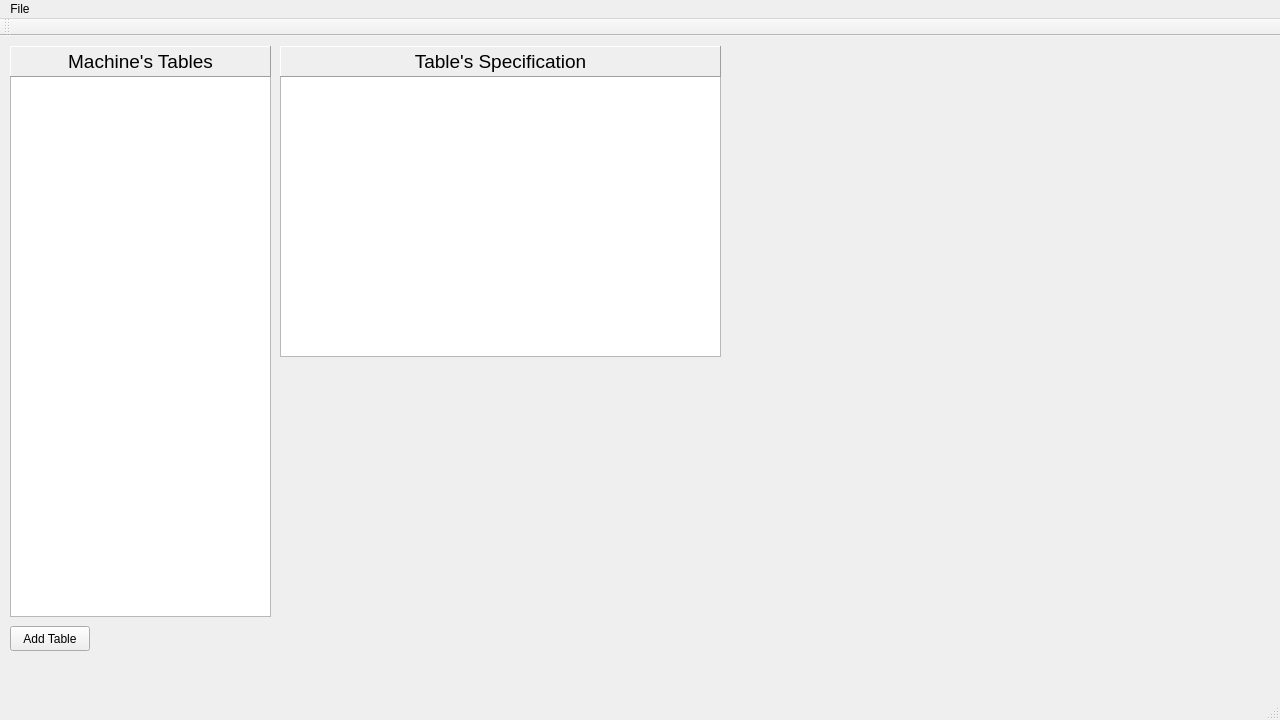
Qt form Qt/TuringsMachineSimulator/usermachines.ui (fabioalves98/TuringsMachineGenerator) before a commit.
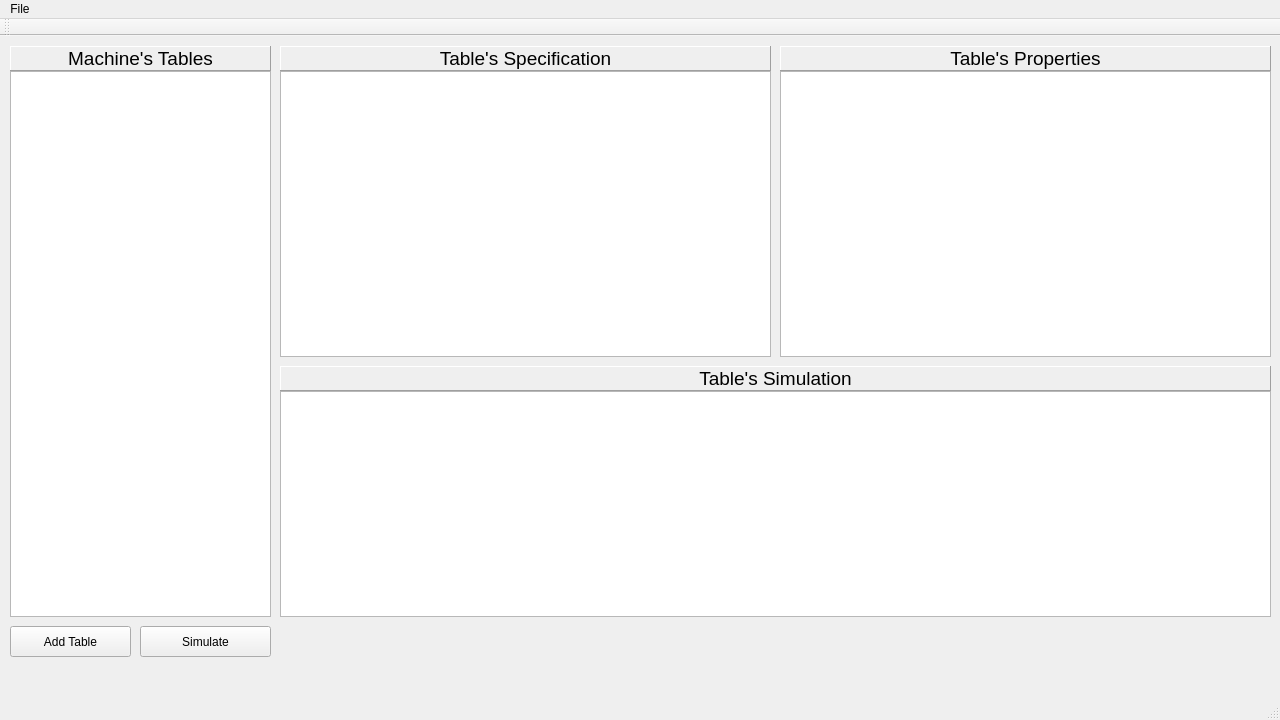
The same form after that commit.

Commit message: Table's Info is displayed. Can't display simulationn yet

```diff
--- a/Qt/TuringsMachineSimulator/usermachines.ui
+++ b/Qt/TuringsMachineSimulator/usermachines.ui
@@ -19,33 +19,48 @@
      <rect>
       <x>10</x>
       <y>590</y>
-      <width>80</width>
-      <height>25</height>
+      <width>121</width>
+      <height>31</height>
      </rect>
     </property>
     <property name="text">
      <string>Add Table</string>
     </property>
    </widget>
-   <widget class="QListWidget" name="tableList">
+   <widget class="QPushButton" name="simBt">
     <property name="geometry">
      <rect>
-      <x>10</x>
-      <y>40</y>
-      <width>261</width>
-      <height>541</height>
+      <x>140</x>
+      <y>590</y>
+      <width>131</width>
+      <height>31</height>
      </rect>
     </property>
+    <property name="minimumSize">
+     <size>
+      <width>0</width>
+      <height>0</height>
+     </size>
+    </property>
+    <property name="text">
+     <string>Simulate</string>
+    </property>
    </widget>
-   <widget class="QLabel" name="label">
+   <widget class="QWidget" name="">
     <property name="geometry">
      <rect>
-      <x>10</x>
+      <x>780</x>
       <y>10</y>
-      <width>261</width>
-      <height>31</height>
+      <width>491</width>
+      <height>311</height>
      </rect>
     </property>
+    <layout class="QVBoxLayout" name="Properties">
+     <property name="spacing">
+      <number>0</number>
+     </property>
+     <item>
+      <widget class="QLabel" name="propLabel">
     <property name="font">
      <font>
       <pointsize>14</pointsize>
@@ -58,31 +73,33 @@
      <enum>QFrame::Raised</enum>
     </property>
     <property name="text">
-     <string>Machine's Tables</string>
+        <string>Table's Properties</string>
     </property>
     <property name="alignment">
      <set>Qt::AlignCenter</set>
     </property>
    </widget>
-   <widget class="QTableWidget" name="tableView">
-    <property name="geometry">
-     <rect>
-      <x>280</x>
-      <y>40</y>
-      <width>441</width>
-      <height>281</height>
-     </rect>
-    </property>
+     </item>
+     <item>
+      <widget class="QListWidget" name="propList"/>
+     </item>
+    </layout>
    </widget>
-   <widget class="QLabel" name="label_2">
+   <widget class="QWidget" name="">
     <property name="geometry">
      <rect>
       <x>280</x>
       <y>10</y>
-      <width>441</width>
-      <height>31</height>
+      <width>491</width>
+      <height>311</height>
      </rect>
     </property>
+    <layout class="QVBoxLayout" name="Specs">
+     <property name="spacing">
+      <number>0</number>
+     </property>
+     <item>
+      <widget class="QLabel" name="tableLabel">
     <property name="font">
      <font>
       <pointsize>14</pointsize>
@@ -101,6 +118,90 @@
      <set>Qt::AlignCenter</set>
     </property>
    </widget>
+     </item>
+     <item>
+      <widget class="QTableWidget" name="tableView"/>
+     </item>
+    </layout>
+   </widget>
+   <widget class="QWidget" name="">
+    <property name="geometry">
+     <rect>
+      <x>10</x>
+      <y>10</y>
+      <width>261</width>
+      <height>571</height>
+     </rect>
+    </property>
+    <layout class="QVBoxLayout" name="Tables">
+     <property name="spacing">
+      <number>0</number>
+     </property>
+     <item>
+      <widget class="QLabel" name="tablesLabel">
+       <property name="font">
+        <font>
+         <pointsize>14</pointsize>
+        </font>
+       </property>
+       <property name="frameShape">
+        <enum>QFrame::Panel</enum>
+       </property>
+       <property name="frameShadow">
+        <enum>QFrame::Raised</enum>
+       </property>
+       <property name="text">
+        <string>Machine's Tables</string>
+       </property>
+       <property name="alignment">
+        <set>Qt::AlignCenter</set>
+       </property>
+      </widget>
+     </item>
+     <item>
+      <widget class="QListWidget" name="tablesList"/>
+     </item>
+    </layout>
+   </widget>
+   <widget class="QWidget" name="">
+    <property name="geometry">
+     <rect>
+      <x>280</x>
+      <y>330</y>
+      <width>991</width>
+      <height>251</height>
+     </rect>
+    </property>
+    <layout class="QVBoxLayout" name="Simulation">
+     <property name="spacing">
+      <number>0</number>
+     </property>
+     <item>
+      <widget class="QLabel" name="simLabel">
+       <property name="font">
+        <font>
+         <pointsize>14</pointsize>
+        </font>
+       </property>
+       <property name="frameShape">
+        <enum>QFrame::Panel</enum>
+       </property>
+       <property name="frameShadow">
+        <enum>QFrame::Raised</enum>
+       </property>
+       <property name="text">
+        <string>Table's Simulation</string>
+       </property>
+       <property name="alignment">
+        <set>Qt::AlignCenter</set>
+       </property>
+      </widget>
+     </item>
+     <item>
+      <widget class="QListWidget" name="simList"/>
+     </item>
+    </layout>
+   </widget>
   </widget>
   <widget class="QMenuBar" name="menubar">
    <property name="geometry">
```
Left out of the diff: 4 changed lines with no effect on the pictures. Lines whose indentation alone changed are shown as unchanged. The commit also changes 15 other files.
